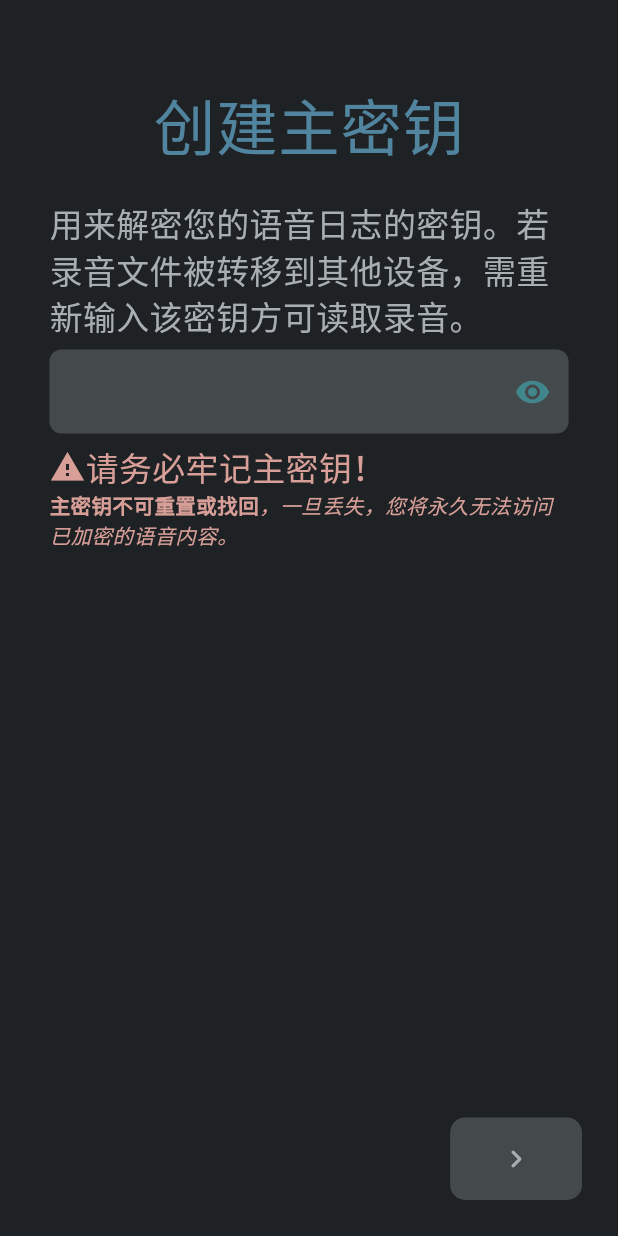
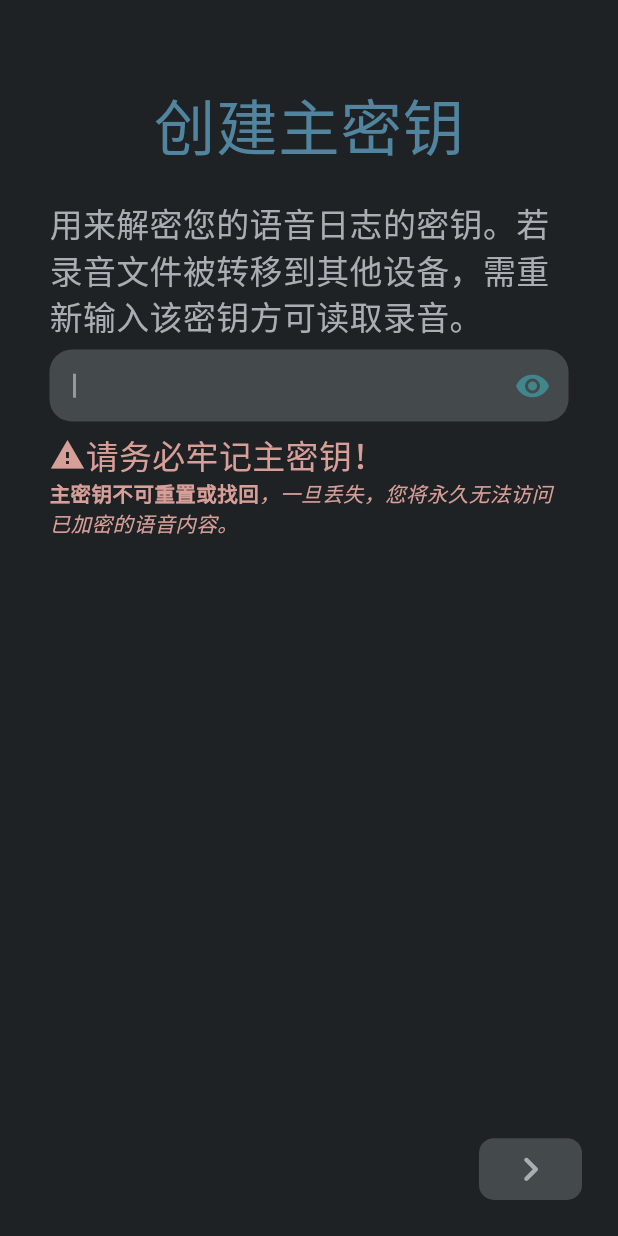
Before and after one commit to xiaoshihou514/jiyi, a Flutter app: the screen it shows after launch, on a phone screen of 412 x 824 dp. Run offline on Flutter 3.47's test engine with Material 3 defaults, Android fonts, the light colour scheme and no system bars; drawn by our look-alikes of flutter_animate; our stand-ins replace flutter_screenutil, flutter_secure_storage.

Commit message:
chore: tweak cross platform sizing

```diff
--- a/lib/em.dart
+++ b/lib/em.dart
@@ -2,7 +2,7 @@ import 'package:flutter_screenutil/flutter_screenutil.dart';
 
 extension Em on num {
   double get em =>
-      (ScreenUtil.defaultSize.width > ScreenUtil.defaultSize.height
-          ? sw / 100
-          : sh / 300);
+      (ScreenUtil().screenWidth > ScreenUtil().screenHeight)
+          ? sh / 128
+          : sw / 150;
 }
--- a/lib/pages/setup/master_key.dart
+++ b/lib/pages/setup/master_key.dart
@@ -59,8 +59,8 @@ class _MasterKeyPage extends State<MasterKeyPage> {
       floatingActionButton: IconButton(
         onPressed: submit,
         icon: Container(
-          width: 32.em,
-          height: 20.em,
+          width: 25.em,
+          height: 15.em,
           decoration: BoxDecoration(
             color: enteredMK ? DefaultColors.constant : DefaultColors.shade_2,
             borderRadius: BorderRadius.circular(10),
@@ -68,6 +68,7 @@ class _MasterKeyPage extends State<MasterKeyPage> {
           child: Icon(
             writing ? Icons.sync : Icons.navigate_next_rounded,
             color: enteredMK ? DefaultColors.bg : DefaultColors.fg,
+            size: 12.em,
           ),
         ),
       ),
@@ -85,7 +86,14 @@ class _MasterKeyPage extends State<MasterKeyPage> {
               children: [
                 // title
                 Padding(
-                  padding: EdgeInsets.symmetric(vertical: 7.5.em),
+                  padding:
+                      ScreenUtil().scaleWidth < ScreenUtil().scaleHeight
+                          ?
+                          // mobile
+                          EdgeInsets.symmetric(vertical: 7.5.em)
+                          :
+                          // desktop / tablet
+                          EdgeInsets.zero,
                   child: Text.rich(
                     TextSpan(
                       text: AppLocalizations.of(context)!.mk_title,
@@ -114,7 +122,17 @@ class _MasterKeyPage extends State<MasterKeyPage> {
                     ),
                   ),
                   child: Padding(
-                    padding: EdgeInsets.symmetric(vertical: 2.5.em),
+                    padding:
+                        ScreenUtil().scaleWidth < ScreenUtil().scaleHeight
+                            ?
+                            // mobile
+                            EdgeInsets.symmetric(vertical: 2.5.em)
+                            :
+                            // desktop / tablet
+                            EdgeInsets.symmetric(
+                              vertical: 4.em,
+                              horizontal: 50.em,
+                            ),
                     child: AutofillGroup(
                       // input field
                       child: TextField(
@@ -125,12 +143,18 @@ class _MasterKeyPage extends State<MasterKeyPage> {
                               enteredMK = s.isNotEmpty;
                             }),
 
-                        obscureText: !showMK,
-                        cursorColor: DefaultColors.shade_6,
-                        style: TextStyle(color: DefaultColors.fg),
                         // enable password completion
                         autofillHints: [AutofillHints.password],
                         enableIMEPersonalizedLearning: false,
+                        obscureText: !showMK,
+
+                        cursorColor: DefaultColors.shade_6,
+                        style: TextStyle(
+                          color: DefaultColors.fg,
+                          fontSize: 4.em,
+                        ),
+                        autofocus: true,
+
                         decoration: InputDecoration(
                           // toggle obscureText
                           suffixIcon: IconButton(
@@ -175,7 +199,9 @@ class _MasterKeyPage extends State<MasterKeyPage> {
                     ),
                   ],
                 ),
-                Text.rich(
+                Align(
+                  alignment: Alignment.centerLeft,
+                  child: Text.rich(
                     TextSpan(
                       children: [
                         TextSpan(
@@ -197,6 +223,7 @@ class _MasterKeyPage extends State<MasterKeyPage> {
                       ],
                     ),
                   ),
+                ),
               ],
             ),
           ),
--- a/lib/pages/setup/storage.dart
+++ b/lib/pages/setup/storage.dart
@@ -1,4 +1,3 @@
-import 'package:flutter/cupertino.dart';
 import 'package:flutter/material.dart';
 
 class StoragePage extends StatelessWidget {
```
Lines whose indentation alone changed are shown as unchanged.
